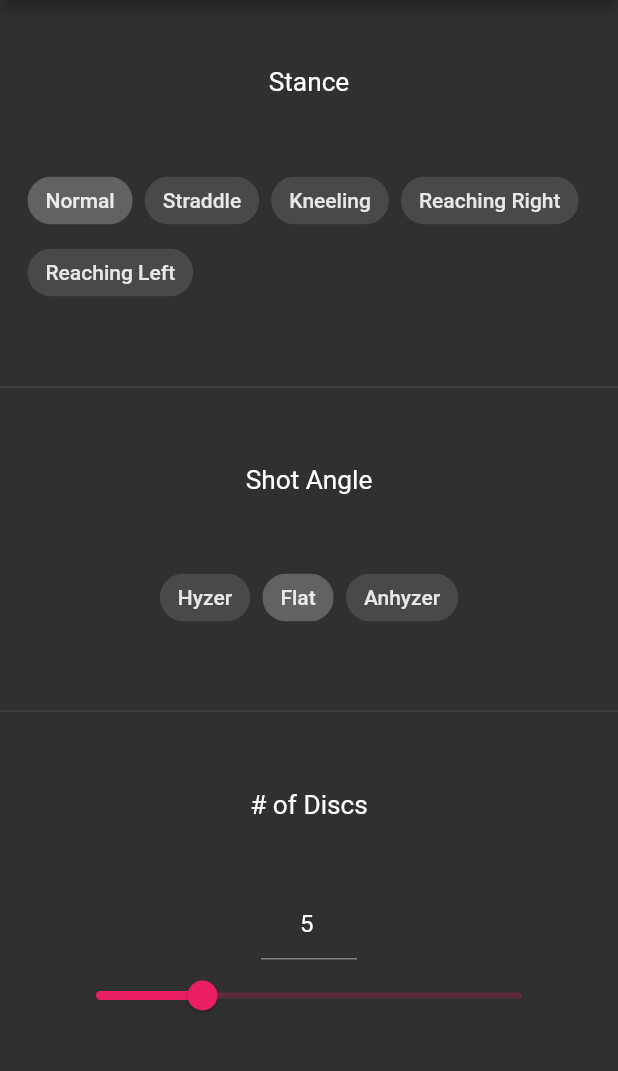
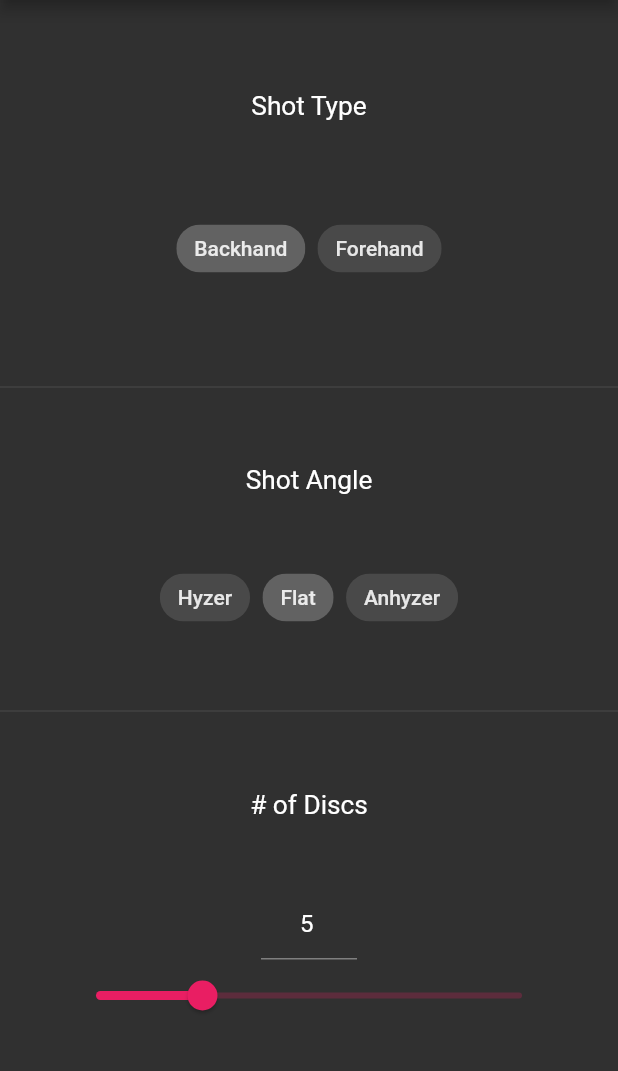
Before and after one commit to JanneMarkus/dg_practice_app, a Flutter app: the ApproachWidget screen opened directly, on a phone screen of 412 x 824 dp, the part 147-1218 px from its top. Run offline on Flutter 3.47's test engine with Material 2 defaults, Android fonts, the phone set to English and light mode, and no system bars; our stand-ins replace google_sign_in, sqflite; missing offline and left inert: mailer; accounts and stored records are empty.

Commit message:
add shotType selector for FH or BH

```diff
--- a/lib/database_helper.dart
+++ b/lib/database_helper.dart
@@ -26,7 +26,7 @@ import 'package:path/path.dart';
 import 'package:path_provider/path_provider.dart';
 import 'package:sqflite/sqflite.dart';
 
-const databaseName = "profileBuild08152022.db";
+const databaseName = "profileBuild08152022_2.db";
 
 const puttingTableCreate = """
     CREATE TABLE puttingTable (
@@ -52,7 +52,7 @@ const approachTableCreate = """
     throws INTEGER,
     makes INTEGER,
     stackSize INTEGER,
-    stance TEXT,
+    shotType TEXT,
     notes TEXT);
     """;
 
@@ -145,6 +145,7 @@ class ApproachDataBaseHelper {
   static const columnMakes = 'makes';
   static const columnStackSize = 'stackSize';
   static const columnStance = 'stance';
+  static const columnShotType = 'shotType';
   static const columnNotes = 'notes';
 
   // Making it a singleton class
--- a/lib/global.dart
+++ b/lib/global.dart
@@ -8,7 +8,7 @@ var name = "Janne";
 var makes = 0;
 var previousMake = 0;
 var stackSize = 5;
-var distance = 15;
+var distance = 30;
 var shotAngle = 1;
 var stance = 'Normal';
 var goal = 100;
@@ -31,8 +31,8 @@ var appStackSize = 5;
 var appDistance = 150;
 var appTargetSize = 15;
 var appShotAngle = 1;
-var appStance = '';
-var appGoal = 100;
+var appShotType = "Backhand";
+var appGoal = 30;
 var appDate = "";
 var appStartTab = 0;
 var appTable = [];
--- a/lib/main.dart
+++ b/lib/main.dart
@@ -299,13 +299,13 @@ class ApproachSetup extends StatelessWidget {
             height: 250,
             child: Column(
                 mainAxisAlignment: MainAxisAlignment.spaceEvenly,
-                children: [
-                  const Center(
+                children: const [
+                  Center(
                       child: Text(
-                    "Stance",
+                    "Shot Type",
                     textScaleFactor: 1.25,
                   )),
-                  StanceSelectorChip()
+                  AppShotTypeSelectorChip()
                 ]),
           ),
           const Divider(),
@@ -313,8 +313,8 @@ class ApproachSetup extends StatelessWidget {
             height: 200,
             child: Column(
               mainAxisAlignment: MainAxisAlignment.spaceEvenly,
-              children: [
-                const Center(
+              children: const [
+                Center(
                     child: Text(
                   "Shot Angle",
                   textScaleFactor: 1.25,
@@ -802,7 +802,7 @@ class _ApproachCounterState extends State<ApproachCounterState> {
                           global.appTargetSize,
                       ApproachDataBaseHelper.columnStackSize:
                           global.appStackSize,
-                      ApproachDataBaseHelper.columnStance: global.appStance,
+                      ApproachDataBaseHelper.columnShotType: global.appShotType,
                       ApproachDataBaseHelper.columnNotes: global.appNotes,
                     });
 
@@ -814,7 +814,7 @@ class _ApproachCounterState extends State<ApproachCounterState> {
                     });
                     final snackBar = SnackBar(
                         content: Text(
-                            "Logged session $i to approach table:\n\nYou made $currentMakes of $currentCount ${global.appShotAngle == 0 ? "hyzer" : (global.appShotAngle == 1 ? "flat" : "anhyzer")} throws from ${global.appDistance} feet."),
+                            "Logged session $i to approach table:\n\nYou made $currentMakes of $currentCount ${global.appShotAngle == 0 ? "hyzer" : (global.appShotAngle == 1 ? "flat" : "anhyzer")} ${global.appShotType == "Backhand" ? "backhand" : "forehand"} throws from ${global.appDistance} feet."),
 
                         // Undo Session Log
                         action: SnackBarAction(
--- a/lib/selectors.dart
+++ b/lib/selectors.dart
@@ -66,6 +66,66 @@ class ShotAngleSelectorChipState extends State<ShotAngleSelectorChip>
               setState(() {
                 _indexSelected.value = value ? 2 : -1;
                 global.shotAngle = 2;
+              });
+            },
+          ),
+        ],
+      ),
+    );
+  }
+}
+
+// Shot Type Selector Chip (Forehand / Backhand)
+
+class AppShotTypeSelectorChip extends StatefulWidget {
+  const AppShotTypeSelectorChip({super.key});
+
+  @override
+  AppShotTypeSelectorChipState createState() => AppShotTypeSelectorChipState();
+}
+
+class AppShotTypeSelectorChipState extends State<AppShotTypeSelectorChip>
+    with RestorationMixin {
+  final RestorableInt _indexSelected =
+      RestorableInt(global.appShotType == "Backhand" ? 0 : 1);
+
+  @override
+  String get restorationId => 'choice_chip_demo';
+
+  @override
+  void restoreState(RestorationBucket? oldBucket, bool initialRestore) {
+    registerForRestoration(_indexSelected, 'choice_chip');
+  }
+
+  @override
+  void dispose() {
+    _indexSelected.dispose();
+    super.dispose();
+  }
+
+  @override
+  Widget build(BuildContext context) {
+    return Center(
+      child: Wrap(
+        children: [
+          ChoiceChip(
+            label: const Text("Backhand"),
+            selected: _indexSelected.value == 0,
+            onSelected: (value) {
+              setState(() {
+                _indexSelected.value = value ? 0 : -1;
+                global.appShotType = "Backhand";
+              });
+            },
+          ),
+          const SizedBox(width: 8),
+          ChoiceChip(
+            label: const Text("Forehand"),
+            selected: _indexSelected.value == 1,
+            onSelected: (value) {
+              setState(() {
+                _indexSelected.value = value ? 1 : -1;
+                global.appShotType = "Forehand";
               });
             },
           ),
```
